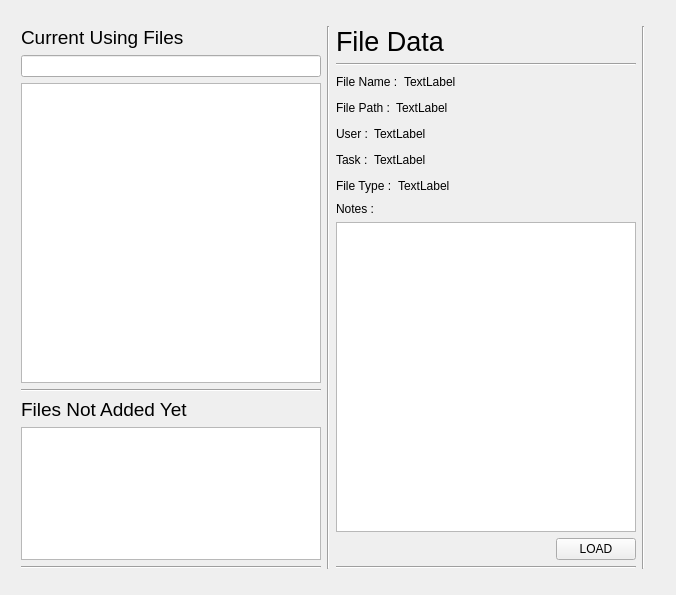
The window that toolkit/config/python/tracker.ui (yrchoo/baked) describes before a commit, drawn with Qt 5.
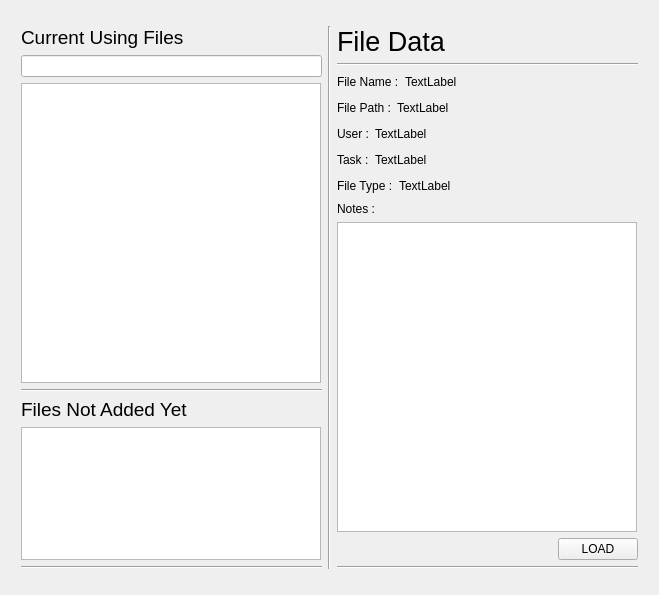
The same window after the commit.

```diff
--- a/toolkit/config/python/tracker.ui
+++ b/toolkit/config/python/tracker.ui
@@ -6,7 +6,7 @@
    <rect>
     <x>0</x>
     <y>0</y>
-    <width>676</width>
+    <width>659</width>
     <height>595</height>
    </rect>
   </property>
@@ -374,20 +374,6 @@
        </item>
       </layout>
      </item>
-     <item>
-      <widget class="Line" name="line_6">
-       <property name="orientation">
-        <enum>Qt::Vertical</enum>
-       </property>
-      </widget>
-     </item>
-     <item>
-      <layout class="QVBoxLayout" name="verticalLayout_4">
-       <property name="rightMargin">
-        <number>10</number>
-       </property>
-      </layout>
-     </item>
     </layout>
    </item>
   </layout>
```
